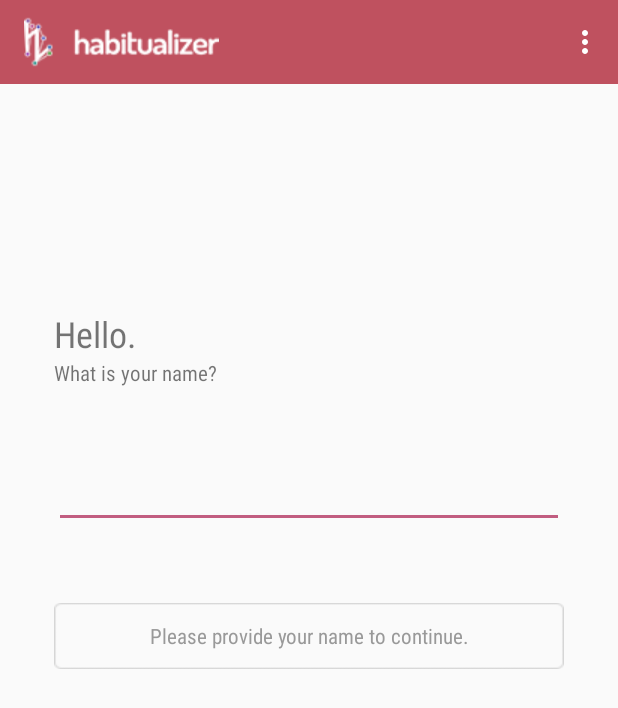
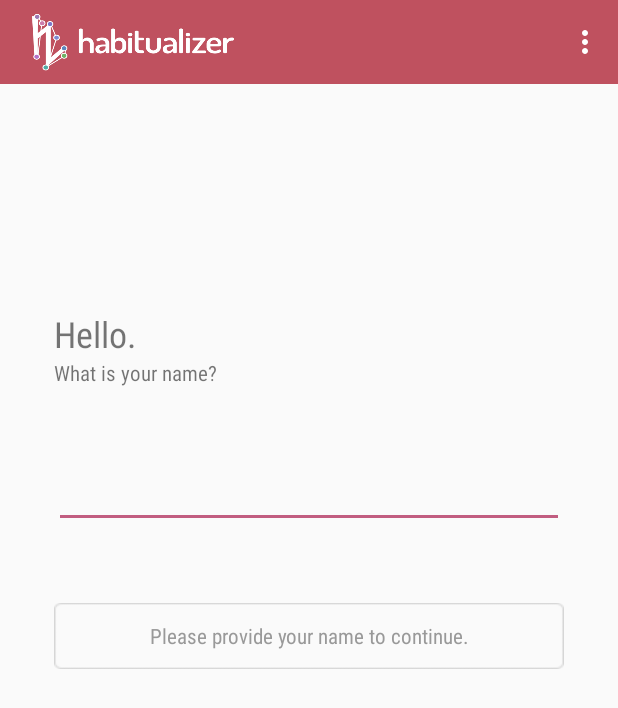
Before and after one commit to laupsy/Habitualizer, an Android app: the FacebookLogin screen opened directly, with no data from a screen before it, on a phone screen of 412 x 824 dp. Shown: the top 708 px of the screen. Run offline under Robolectric (Android 15) with nearby library versions, the phone set to English and light mode, and no system bars; plain views replace LoginButton.

Commit message:
fixed logo dimensions

```diff
--- a/Habitualizer/app/src/main/res/layout/actionbar_layout.xml
+++ b/Habitualizer/app/src/main/res/layout/actionbar_layout.xml
@@ -5,8 +5,8 @@
 
     <ImageView
         android:id="@+id/btn1"
-        android:layout_width="wrap_content"
-        android:layout_height="wrap_content"
+        android:layout_width="140dp"
+        android:layout_height="66dp"
         android:layout_alignParentLeft="true"
         android:background="@drawable/icon" />
 
--- a/Habitualizer/app/src/main/res/layout/activity_splash.xml
+++ b/Habitualizer/app/src/main/res/layout/activity_splash.xml
@@ -8,8 +8,8 @@
     tools:context=".MainActivity">
 
     <ImageView android:id="@+id/splash"
-        android:layout_width="wrap_content"
-        android:layout_height="fill_parent"
+        android:layout_width="fill_parent"
+        android:layout_height="match_parent"
         android:src="@drawable/splash"
         android:layout_gravity="center" />
 
--- a/Habitualizer/app/src/main/res/values/styles.xml
+++ b/Habitualizer/app/src/main/res/values/styles.xml
@@ -11,17 +11,9 @@
         <item name="android:fontFamily">sans-serif-condensed</item>
         <item name="colorPrimaryDark">@color/ui_dark</item>
         <item name="android:textColorPrimary">@color/custom_text_title</item>
-        <!--<item name="actionBarStyle">@style/ActionBarLogo</item>-->
         <item name="colorControlNormal">@color/custom_pink</item>
         <item name="colorControlActivated">@color/custom_pink</item>
         <item name="colorControlHighlight">@color/custom_pink</item>
     </style>
 
-    <style name="ActionBarLogo" parent="@style/Widget.AppCompat.Light.ActionBar">
-        <item name="logo">@drawable/icon</item>
-        <item name="displayOptions">useLogo|showHome</item>
-        <item name="android:background"  tools:ignore="NewApi">@color/ui</item>
-        <item name="background">@color/ui</item>
-    </style>
-
 </resources>
```
Also changed, not shown: Habitualizer/app/src/main/res/drawable/icon.png, Habitualizer/app/src/main/res/drawable/splash.png.
